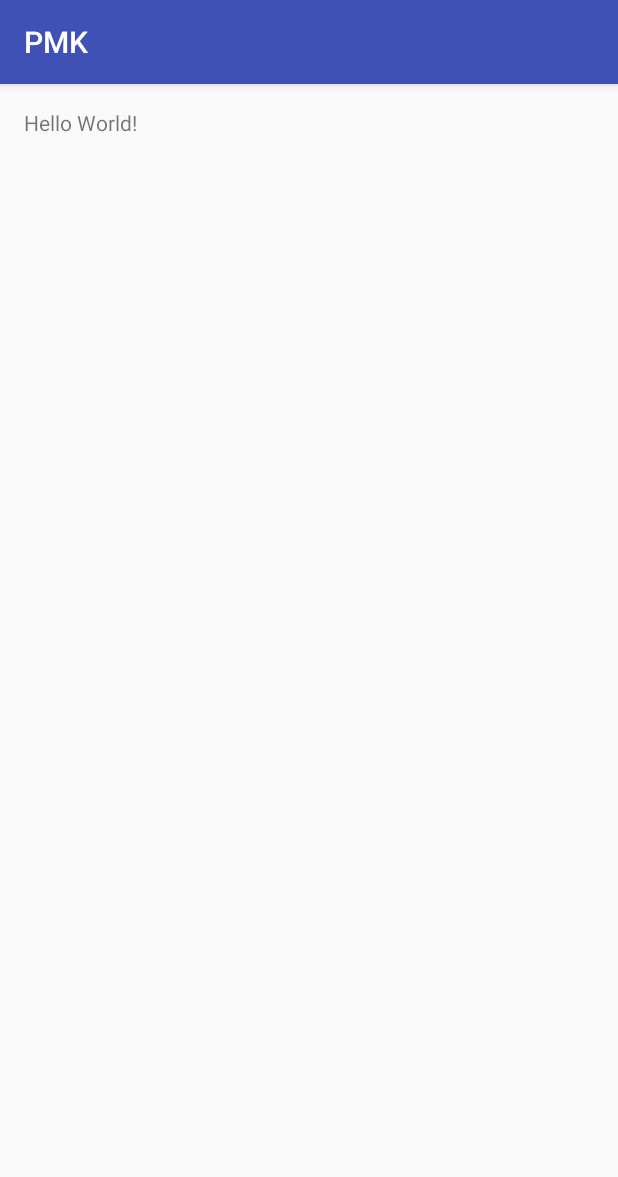
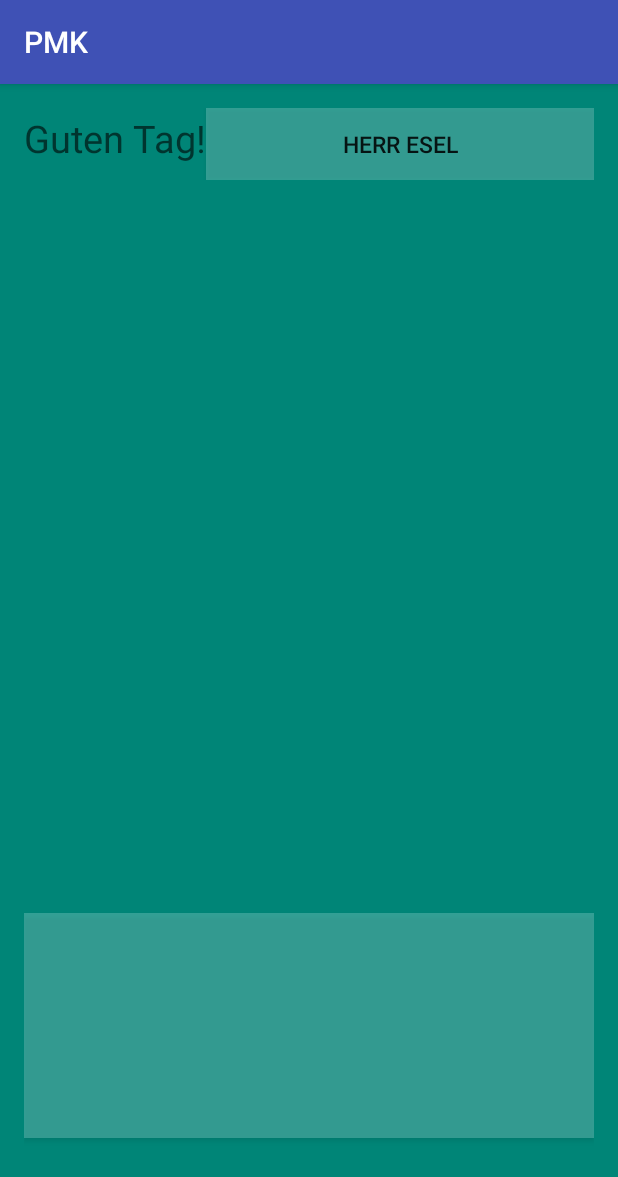
Before and after one commit to fake114/pmk, an Android app: the screen it shows after launch (MainActivity), on a phone screen of 412 x 824 dp. Shown: the top 1177 px of the screen. Run offline under Robolectric (Android 15) with nearby library versions, the phone set to English and light mode, and no system bars; libraries missing offline, so code that uses them is left out: ca.uhn.fhir; 7 statements that could not run were skipped.

Commit message:
Habe lustige und primitive GUI angefangen

```diff
--- a/app/src/main/java/com/example/black/pmk/MainActivity.java
+++ b/app/src/main/java/com/example/black/pmk/MainActivity.java
@@ -2,10 +2,18 @@ package com.example.black.pmk;
 
 import android.support.v7.app.AppCompatActivity;
 import android.os.Bundle;
+import android.view.View;
+import android.widget.Button;
+import android.widget.EditText;
 
 import com.example.black.pmk.threading.HL7Worker;
 
+import java.util.Random;
+
 public class MainActivity extends AppCompatActivity {
+
+    Button temperatureButton;
+
 
     @Override
     protected void onCreate(Bundle savedInstanceState) {
@@ -13,6 +21,17 @@ public class MainActivity extends AppCompatActivity {
         setContentView(R.layout.activity_main);
         HL7Worker worker = new HL7Worker();
         worker.execute();
+        temperatureButton = (Button) findViewById(R.id.temperatureButton);
+    }
+
+
+    public void updateTemperatureButton(View v){
+        Random random = new Random();
+        Integer i = random.nextInt(5);
+        i += 35;
+        temperatureButton.setText(i.toString() + " C°");
+
 
     }
+
 }
--- a/app/src/main/res/layout/activity_main.xml
+++ b/app/src/main/res/layout/activity_main.xml
@@ -7,10 +7,63 @@
     android:paddingLeft="@dimen/activity_horizontal_margin"
     android:paddingRight="@dimen/activity_horizontal_margin"
     android:paddingTop="@dimen/activity_vertical_margin"
-    tools:context="com.example.black.pmk.MainActivity">
+    tools:context="com.example.black.pmk.MainActivity"
+    android:background="@color/accent_material_light">
 
-    <TextView
-        android:layout_width="wrap_content"
+    <LinearLayout
+        android:orientation="horizontal"
+        android:layout_width="fill_parent"
         android:layout_height="wrap_content"
-        android:text="Hello World!" />
+        android:layout_alignParentTop="true"
+        android:layout_alignParentStart="true">
+
+        <TextView
+            android:layout_width="wrap_content"
+            android:layout_height="wrap_content"
+            android:textAppearance="?android:attr/textAppearanceMedium"
+            android:text="Guten Tag!"
+            android:id="@+id/gutenTag"
+            android:textSize="25sp"
+            android:layout_alignParentTop="true"
+            android:layout_alignParentStart="true" />
+
+        <Button
+            style="?android:attr/buttonStyleSmall"
+            android:layout_width="fill_parent"
+            android:layout_height="wrap_content"
+            android:text="Herr Esel"
+            android:id="@+id/namensButton"
+            android:textSize="15sp"
+            android:layout_alignParentTop="true"
+            android:layout_alignParentEnd="true"
+            android:background="@color/highlighted_text_material_dark" />
+    </LinearLayout>
+
+    <Button
+        android:layout_width="fill_parent"
+        android:layout_height="150dp"
+        android:id="@+id/temperatureButton"
+        android:layout_marginBottom="49dp"
+        android:background="@color/highlighted_text_material_dark"
+        android:clickable="true"
+        android:contextClickable="false"
+        android:enabled="true"
+        android:longClickable="false"
+        android:textColor="#ffffff"
+        android:textSize="80sp"
+        android:onClick="updateTemperatureButton"
+        android:layout_alignParentBottom="true"
+        android:layout_alignParentStart="true" /><![CDATA[
+
+
+
+
+
+    ;
+        android:layout_alignParentTop="true"
+        android:layout_alignParentStart="true" />
+
+
+
+]]>
 </RelativeLayout>
```
